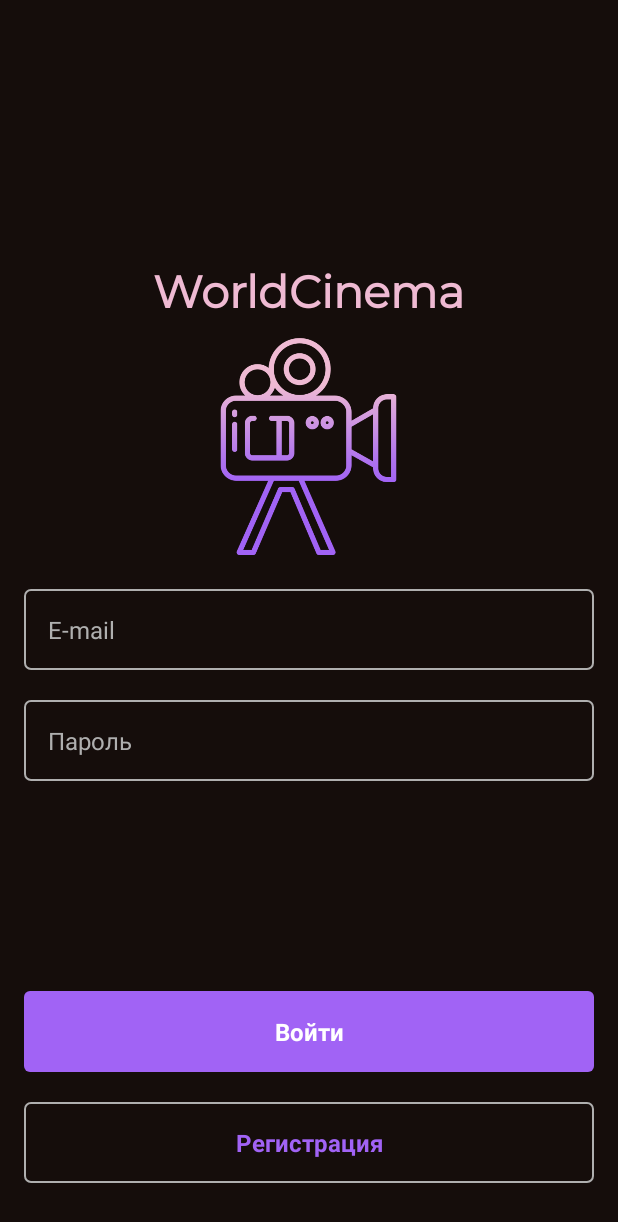
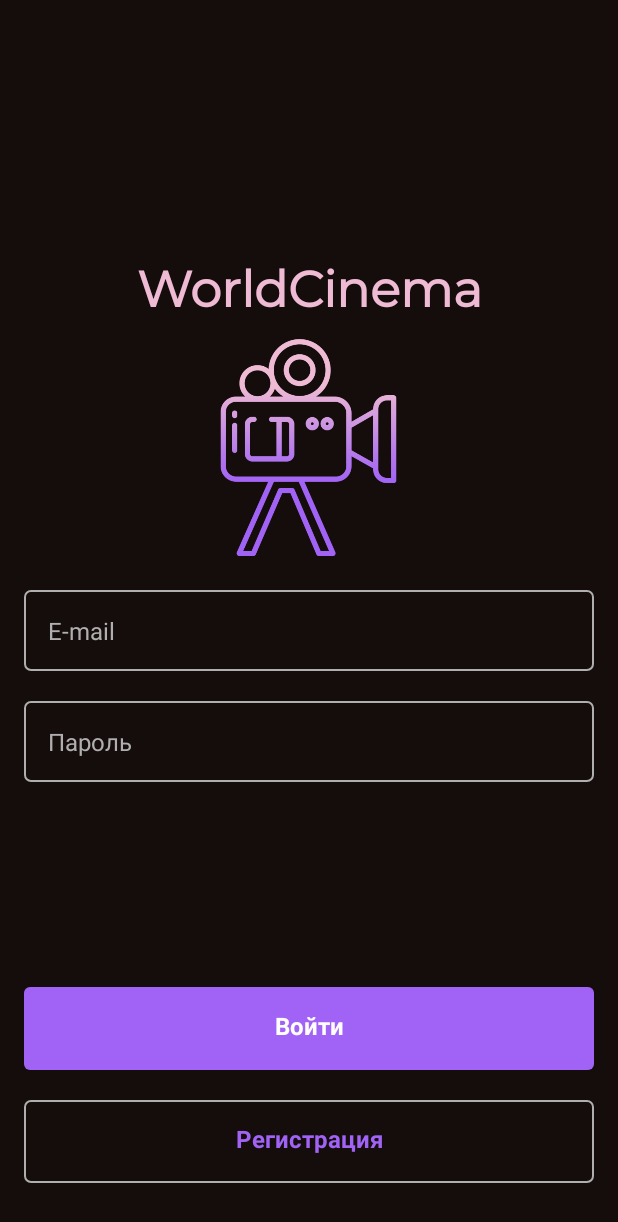
Before and after one commit to AnGeLZhiL/WSApp, an Android app: the layout activity_sign_in_screen.xml on its own in the app's theme, with its tools: preview values and no code run, on a phone screen of 412 x 824 dp. Shown: the top 1222 px of the screen. Run offline under Robolectric (Android 15) with nearby library versions, the phone set to English and light mode, and no system bars.

Commit message:
Добавление стилей

```diff
--- a/app/src/main/res/layout/activity_sign_in_screen.xml
+++ b/app/src/main/res/layout/activity_sign_in_screen.xml
@@ -23,47 +23,25 @@
             android:layout_marginVertical="20dp">
 
             <TextView
-                android:layout_width="match_parent"
-                android:layout_height="wrap_content"
                 android:layout_marginBottom="3dp"
-                android:fontFamily="@font/montserrat"
-                android:text="WorldCinema"
-                android:textAlignment="center"
-                android:textStyle="bold"
-                android:textColor="@color/color_text"
-                android:textSize="30sp"
-                app:layout_constraintBottom_toTopOf="@+id/imageView" />
+                style="@style/TextView.WorldCinema"/>
 
             <ImageView
                 android:id="@+id/imageView"
                 android:layout_width="150dp"
                 android:layout_height="150dp"
                 android:src="@drawable/logo"
-                android:layout_gravity="center"
-                app:layout_constraintBottom_toBottomOf="parent"
-                app:layout_constraintEnd_toEndOf="parent"
-                app:layout_constraintStart_toStartOf="parent"
-                app:layout_constraintTop_toTopOf="parent" />
+                android:layout_gravity="center"/>
 
             <EditText
-                android:layout_width="match_parent"
-                android:layout_height="wrap_content"
+                style="@style/EditText"
                 android:hint="@string/e_mail"
-                android:inputType="text"
-                android:layout_marginTop="20dp"
-                android:textColorHint="@color/color_hint"
-                android:textSize="16sp"
-                android:background="@drawable/edit_text"/>
+                android:inputType="text"/>
 
             <EditText
-                android:layout_width="match_parent"
-                android:layout_height="wrap_content"
+                style="@style/EditText"
                 android:hint="@string/password"
-                android:inputType="textPassword"
-                android:layout_marginTop="20dp"
-                android:textColorHint="@color/color_hint"
-                android:textSize="16sp"
-                android:background="@drawable/edit_text"/>
+                android:inputType="textPassword"/>
 
         </LinearLayout>
 
@@ -79,13 +57,9 @@
                 android:background="@drawable/btn">
 
                 <TextView
-                    android:layout_width="match_parent"
-                    android:layout_height="wrap_content"
-                    android:textAlignment="center"
-                    android:text="Войти"
-                    android:textColor="@color/white"
-                    android:textSize="16dp"
-                    android:textStyle="bold"/>
+                    style="@style/TextView.Button"
+                    android:text="@string/SignIn"
+                    android:textColor="@color/white"/>
 
             </LinearLayout>
 
@@ -96,13 +70,9 @@
                 android:background="@drawable/edit_text">
 
                 <TextView
-                    android:layout_width="match_parent"
-                    android:layout_height="wrap_content"
-                    android:textAlignment="center"
-                    android:text="Регистрация"
-                    android:textColor="@color/fioletov"
-                    android:textSize="16dp"
-                    android:textStyle="bold"/>
+                    style="@style/TextView.Button"
+                    android:text="@string/SignUp"
+                    android:textColor="@color/fioletov"/>
 
             </LinearLayout>
 
--- a/app/src/main/res/values/strings.xml
+++ b/app/src/main/res/values/strings.xml
@@ -14,4 +14,9 @@
     <string name="password">Пароль</string>
     <string name="first_name">Имя</string>
     <string name="repeat_password">Повторить пароль</string>
+    <string name="SignIn">Войти</string>
+    <string name="SignUp">Регистрация</string>
+    <string name="SignUp1">Зарегистироваться</string>
+    <string name="HaveAcc">У меня уже есть аккаунт</string>
+    <string name="worldcinema">WorldCinema</string>
 </resources>
--- /dev/null
+++ b/app/src/main/res/values/style.xml
@@ -0,0 +1,31 @@
+<?xml version="1.0" encoding="utf-8"?>
+<resources>
+    <style name="EditText">
+        <item name="android:layout_height">wrap_content</item>
+        <item name="android:layout_width">match_parent</item>
+        <item name="android:layout_marginTop">20dp</item>
+        <item name="android:textSize">16sp</item>
+        <item name="android:background">@drawable/edit_text</item>
+        <item name="android:textColorHint">@color/color_hint</item>
+    </style>
+
+    <style name="TextView">
+        <item name="android:layout_height">wrap_content</item>
+        <item name="android:layout_width">match_parent</item>
+        <item name="android:fontFamily">@font/montserrat</item>
+    </style>
+
+    <style name="TextView.Button">
+        <item name="android:textAlignment">center</item>
+        <item name="android:textSize">16sp</item>
+        <item name="android:textStyle">bold</item>
+    </style>
+
+    <style name="TextView.WorldCinema">
+        <item name="android:text">@string/worldcinema</item>
+        <item name="android:textAlignment">center</item>
+        <item name="android:textStyle">bold</item>
+        <item name="android:textColor">@color/color_text</item>
+        <item name="android:textSize">33sp</item>
+    </style>
+</resources>
```
Also changed, not shown: app/src/main/AndroidManifest.xml (+7 -4 lines), app/src/main/java/com/example/wsapp/MainActivity.kt (added, +11 -0 lines), app/src/main/res/layout/activity_launch_screen.xml (+5 -9 lines), app/src/main/res/layout/activity_main.xml (added, +9 -0 lines), app/src/main/res/layout/activity_sign_up_screen.xml (+20 -64 lines).
